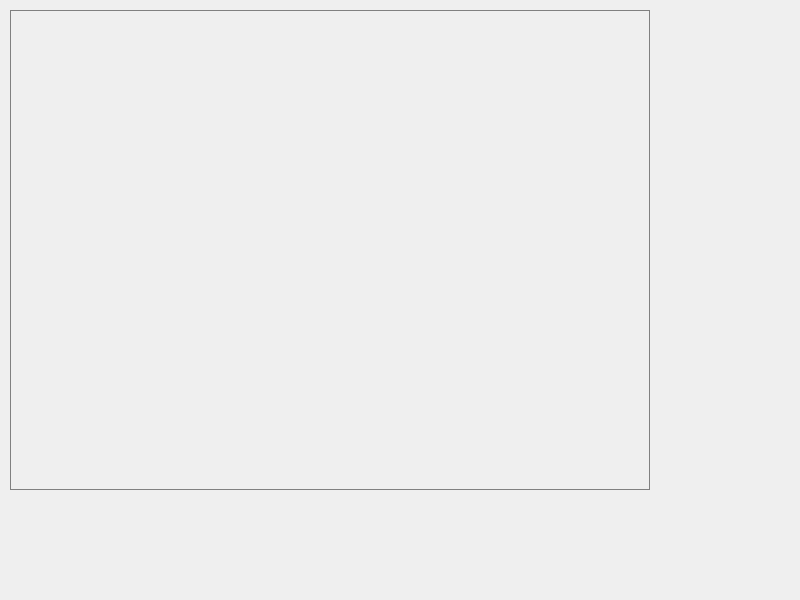
The window that COMPUTER_VISION/COMPUTER_VISION.ui (goobncl/COMPUTER_VISION) describes before a commit, drawn with Qt 5.
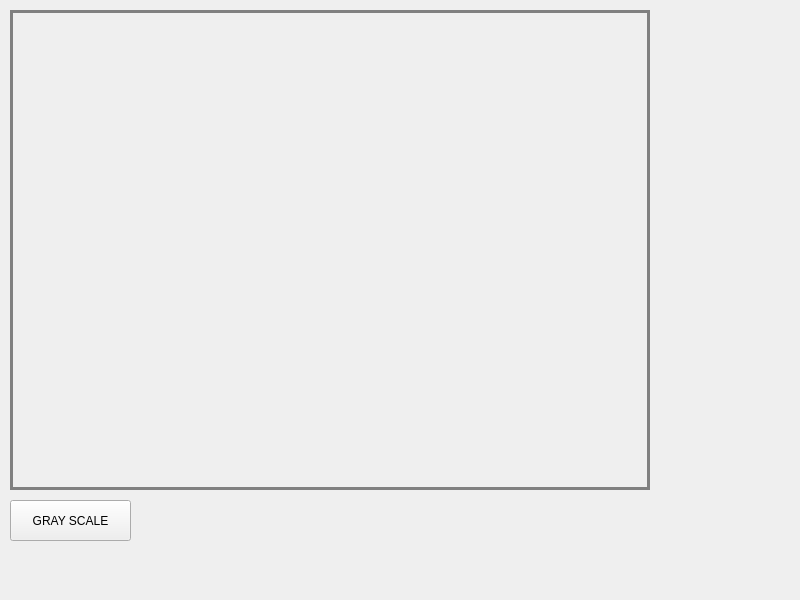
The same window after the commit.

What changed in the file:
```diff
--- a/COMPUTER_VISION/COMPUTER_VISION.ui
+++ b/COMPUTER_VISION/COMPUTER_VISION.ui
@@ -36,7 +36,7 @@
      </rect>
     </property>
     <property name="styleSheet">
-     <string notr="true">border: 1px solid gray;</string>
+     <string notr="true">border: 3px solid gray;</string>
     </property>
     <property name="frameShape">
      <enum>QFrame::NoFrame</enum>
@@ -48,6 +48,19 @@
      <string/>
     </property>
    </widget>
+   <widget class="QPushButton" name="grayscaleBtn">
+    <property name="geometry">
+     <rect>
+      <x>10</x>
+      <y>500</y>
+      <width>121</width>
+      <height>41</height>
+     </rect>
+    </property>
+    <property name="text">
+     <string>GRAY SCALE</string>
+    </property>
+   </widget>
   </widget>
  </widget>
  <layoutdefault spacing="6" margin="11"/>
```
